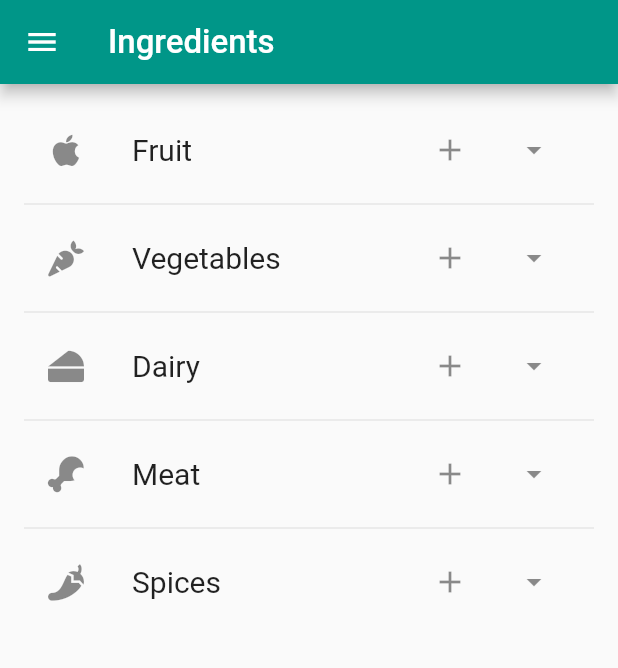
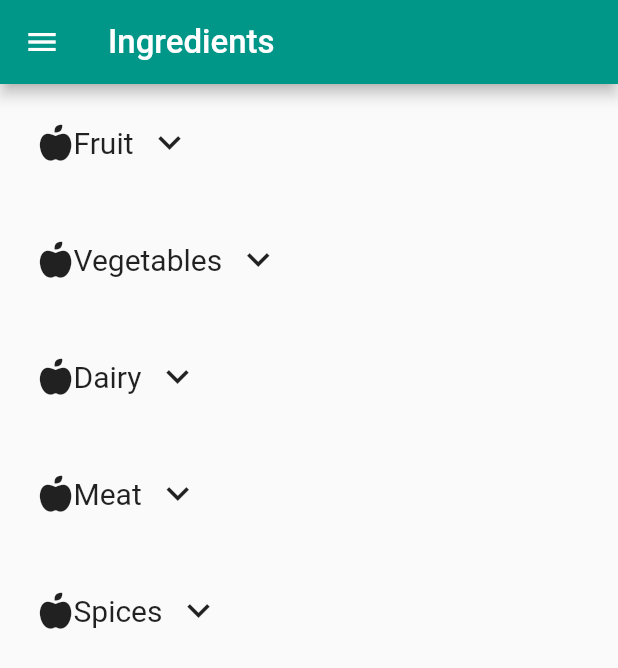
Before and after one commit to ht1006/Food-For-Thought, a Flutter app: the screen it shows after launch, on a phone screen of 412 x 824 dp. Shown: the top 668 px of the screen. Run offline on Flutter 3.47's test engine with Material 2 defaults, Android fonts, the phone set to English and light mode, and no system bars; our stand-ins replace font_awesome_flutter.

Commit message:
Expandable list done, need to fix padding and index

```diff
--- a/lib/main.dart
+++ b/lib/main.dart
@@ -1,6 +1,8 @@
 import 'package:flutter/material.dart';
+import 'package:flutter/foundation.dart';
 import 'package:font_awesome_flutter/font_awesome_flutter.dart';
 
+//example database
 final List<String> ingredients
 = <String>['Fruit', 'Vegetables', 'Dairy', 'Meat', 'Spices'];
 List<String> fruits = <String>['apple', 'orange', 'banana'];
@@ -8,47 +10,156 @@ List<String> vegs = <String>['broccoli', 'carrots', 'aubergines', 'asparagus'];
 List<String> dairy = <String>['milk', 'almond milk'];
 List<String> meat = <String>['lamb', 'chicken', 'beef'];
 List<String> spices = <String>['chilli powder'];
+final List<IconData> icons
+      = <IconData>[FontAwesomeIcons.appleAlt, FontAwesomeIcons.carrot, FontAwesomeIcons.cheese
+                  , FontAwesomeIcons.drumstickBite, FontAwesomeIcons.pepperHot];
 
-void main() => runApp(MyApp());
+//main page
+void main() => runApp(new MaterialApp(home: new Home()));
 
-class MyApp extends StatelessWidget {
-  // This widget is the root of your application.
+class Home extends StatelessWidget {
   @override
   Widget build(BuildContext context) {
-    return MaterialApp(
-      title: 'Food for Thought',
-      theme: ThemeData(
-        primarySwatch: Colors.teal,
+    return Scaffold(
+        appBar: AppBar(
+          leading: Icon(Icons.menu),
+          title: Text('Ingredients', style: new TextStyle(fontSize: 22.0)),
+          backgroundColor: Colors.teal,
+        ),
+        body: new ListView.builder(
+          itemBuilder: (BuildContext context, int index) {
+        return new ExpandableListView(title: '${ingredients[index]}', index: index);
+        },
+        itemCount: ingredients.length,
       ),
-      home: Ingredients(),
     );
   }
 }
 
-class Ingredients extends StatefulWidget {
+class ExpandableListView extends StatefulWidget {
+  final String title;
+  final int index = 1;
+
+  const ExpandableListView({Key key, this.title, int index}) : super(key: key);
+
   @override
-  IngredientsState createState() => IngredientsState();
+  _ExpandableListViewState createState() => new _ExpandableListViewState();
+
 }
 
-class IngredientsState extends State<Ingredients> {
+class _ExpandableListViewState extends State<ExpandableListView> {
+  bool expandFlag = false;
+  int index;
+
   @override
   Widget build(BuildContext context) {
-    return Scaffold(
-      appBar: AppBar(
-        //for onPressed change Icon to IconButton
-        leading: Icon(Icons.menu),
-        title: Text('Ingredients', style: new TextStyle(fontSize: 22.0)),
-      ),
-      body: _buildIngredients(),
+    return new Container(
+      margin: const EdgeInsets.only(left: 10.0),
+      padding: const EdgeInsets.all(15.0),
+     child: new Column(
+       children: <Widget>[
+        new Container(
+          child: new Row(
+          children: <Widget>[
+            new Icon(FontAwesomeIcons.appleAlt),
+            new Text(
+                  widget.title, style: TextStyle(fontSize: 20),
+                ),
+            new IconButton(icon: new Icon(
+              expandFlag ? Icons.keyboard_arrow_up : Icons.keyboard_arrow_down,
+              size: 30.0,
+            ),
+                onPressed: () {
+              setState(() {
+                expandFlag = !expandFlag;
+              });
+            }),
+          ],
+        ),
+        ),
+        new ExpandableContainer(
+            expanded: expandFlag,
+            child: new ListView.builder(
+              itemBuilder: (BuildContext context, int index) {
+                return new Container(
+                  child: new ListTile(
+                    title: new Text(
+                      "Cool $index",
+                    ),
+                  ),
+                );},
+              itemCount: 15,
+            ))
+      ],
+    ),
     );
   }
+}
 
+
+class ExpandableContainer extends StatelessWidget {
+  final bool expanded;
+  final double collapsedHeight;
+  final double expandedHeight;
+  final Widget child;
+
+  ExpandableContainer({
+    @required this.child,
+    this.collapsedHeight = 0.0,
+    this.expandedHeight = 300.0,
+    this.expanded = true,
+  });
+
+  @override
+  Widget build(BuildContext context) {
+    double screenWidth = MediaQuery.of(context).size.width;
+    return new AnimatedContainer(
+      duration: new Duration(milliseconds: 200),
+      curve: Curves.easeInOut,
+      width: screenWidth,
+      height: expanded ? expandedHeight : collapsedHeight,
+      child: new Container(
+        child: child,
+      ),
+    );
+  }
+}
+
+//Return the corresponding specific ingredient list according to the foodType
+List<String> getFoodTypeList(String foodType) {
+  List<String> lists;
+  switch(foodType) {
+    case "Fruit":
+      lists = fruits;
+      break;
+    case "Vegetables":
+      lists = vegs;
+      break;
+    case "Dairy":
+      lists = dairy;
+      break;
+    case "Meat":
+      lists = meat;
+      break;
+    case "Spices":
+      lists = spices;
+      break;
+  }
+  return lists;
+}
+
+
+
+
+
+
+
+
+
+
+
+//Previous codes
   Widget _buildIngredients() {
-    final List<String> ingredients
-      = <String>['Fruit', 'Vegetables', 'Dairy', 'Meat', 'Spices'];
-    final List<IconData> icons
-      = <IconData>[FontAwesomeIcons.apple, FontAwesomeIcons.carrot, FontAwesomeIcons.cheese
-                  , FontAwesomeIcons.drumstickBite, FontAwesomeIcons.pepperHot];
     return ListView.separated(
         padding: const EdgeInsets.all(16.0),
         itemCount: ingredients.length,
@@ -63,14 +174,14 @@ class IngredientsState extends State<Ingredients> {
                   Icon(Icons.add),
                   Padding(padding: const EdgeInsets.all(10.0)),
                   IconButton(icon: Icon(Icons.arrow_drop_down),
-                      onPressed: () => new HeaderIngredients(foodType: '${ingredients[index]}'))
-                ]),
+                      onPressed: () => new ExpandableIngredients(foodType: '${ingredients[index]}'))
+                  ]),
           );
         },
       separatorBuilder: (BuildContext context, int index) => const Divider(),
     );
   }
-}
+
 
 class HeaderIngredients extends StatelessWidget {
   final foodType;
@@ -79,6 +190,7 @@ class HeaderIngredients extends StatelessWidget {
   @override
   Widget build(BuildContext context) {
     return Scaffold(
+
       body: ExpandableIngredients(foodType: foodType),
     );
   }
@@ -86,46 +198,24 @@ class HeaderIngredients extends StatelessWidget {
 }
 
 class ExpandableIngredients extends StatelessWidget {
-  final foodType;
+  final String foodType;
 
-  const ExpandableIngredients({Key key, this.foodType}) : super(key:key);
+  const ExpandableIngredients({Key key, this.foodType}) : super(key: key);
 
   @override
   Widget build(BuildContext context) {
     List<String> lists = getFoodTypeList(foodType);
     final list = List.generate(lists.length, (i) => lists[i]);
     return new ListView.builder(
+      itemCount: 1,
       itemBuilder: (context, i) => ExpansionTile(
-        title: Text(foodType),
+        title: new Text(foodType),
         children: list
-            .map((val) => ListTile(
-          title: Text(val),
+            .map((val) => new ListTile(
+          title: new Text(val),
         ))
             .toList(),
       ),
-      itemCount: 1,
     );
   }
-
-  List<String> getFoodTypeList(String foodType) {
-    List<String> lists;
-    switch(foodType) {
-      case "Fruit":
-        lists = fruits;
-        break;
-      case "Vegetables":
-        lists = vegs;
-        break;
-      case "Dairy":
-        lists = dairy;
-        break;
-      case "Meat":
-        lists = meat;
-        break;
-      case "Spices":
-        lists = spices;
-        break;
-    }
-    return lists;
-  }
 }
```
Also changed, not shown: 8 other files.
